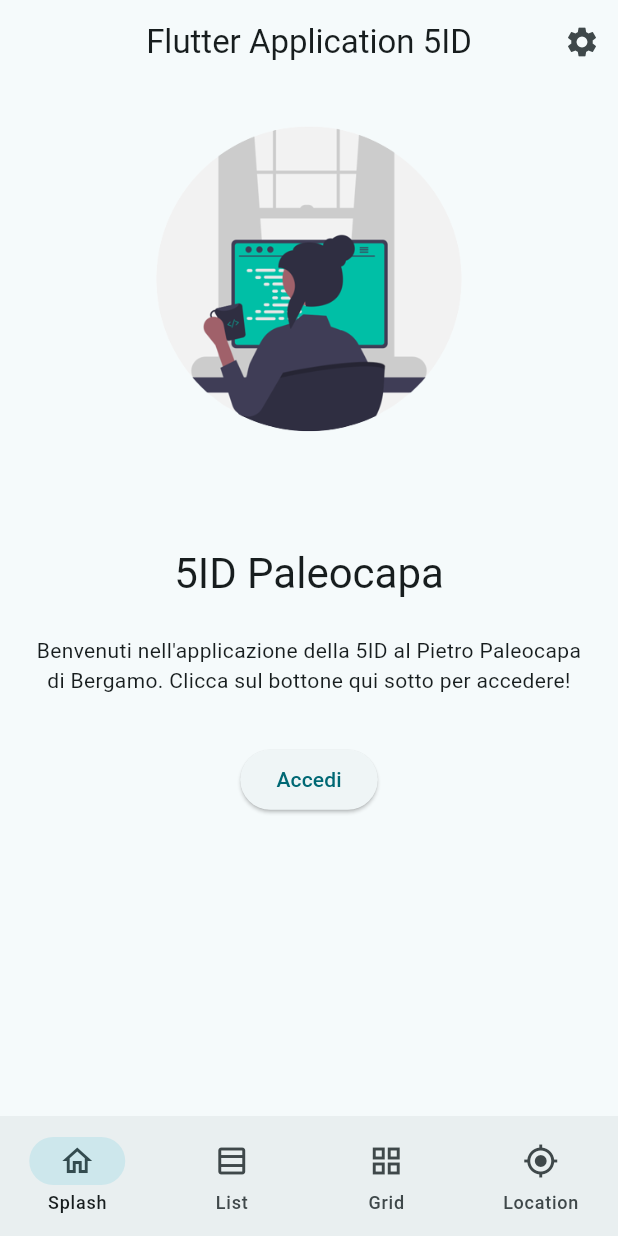
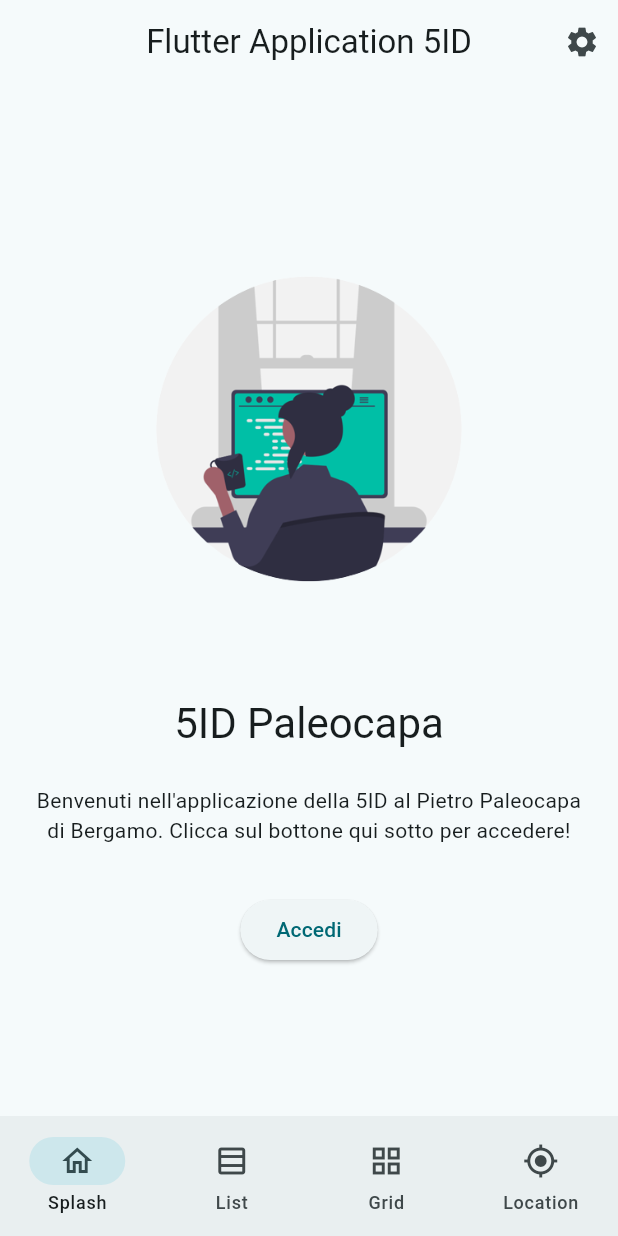
Before and after one commit to polilluminato/presentazione-flutter-paleocapa-2023, a Flutter app: the screen it shows after launch, on a phone screen of 412 x 824 dp. Run offline on Flutter 3.47's test engine with Material 2 defaults, Android fonts, the phone set to English and light mode, and no system bars.

Commit message:
fix: Migliorato il layout

```diff
--- a/code/flutter_school/lib/pages/splash_page.dart
+++ b/code/flutter_school/lib/pages/splash_page.dart
@@ -9,10 +9,9 @@ class SplashPage extends StatelessWidget {
     Size screenSize = MediaQuery.of(context).size;
 
     return Scaffold(
-      body: SingleChildScrollView(
+      body: Center(
+        child: SingleChildScrollView(
           child: Column(
-          mainAxisAlignment: MainAxisAlignment.center,
-          crossAxisAlignment: CrossAxisAlignment.center,
             children: [
               Image.asset(
                 "assets/images/splash.png",
@@ -43,6 +42,7 @@ class SplashPage extends StatelessWidget {
             ],
           ),
         ),
+      ),
     );
   }
 }
```
Also changed, not shown: code/flutter_school/lib/pages/lista_page.dart (+8 -1 lines). Lines whose indentation alone changed are shown as unchanged.
